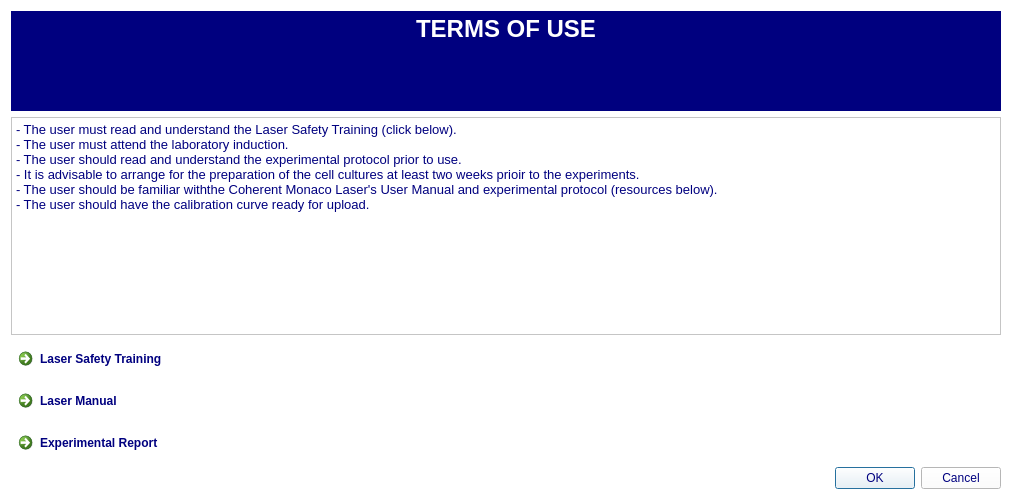
The window that TermsOfUse.ui (AliSan123/Optogenetics_project) describes before a commit, drawn with Qt 5.
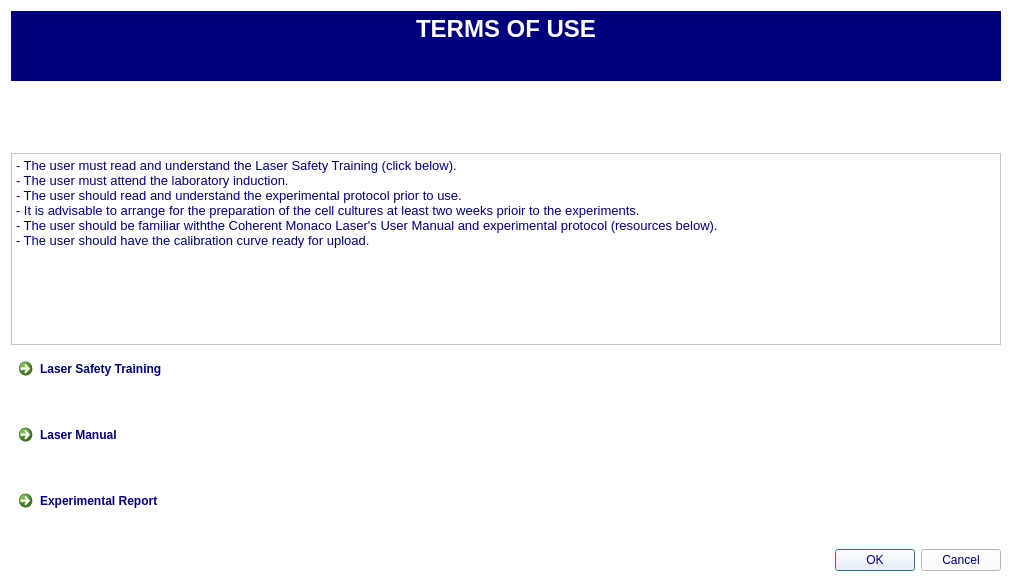
The same window after the commit. Icons and pictures are not drawn.

```diff
--- a/TermsOfUse.ui
+++ b/TermsOfUse.ui
@@ -7,7 +7,7 @@
     <x>0</x>
     <y>0</y>
     <width>1012</width>
-    <height>500</height>
+    <height>582</height>
    </rect>
   </property>
   <property name="minimumSize">
@@ -30,10 +30,16 @@
   <layout class="QVBoxLayout" name="verticalLayout">
    <item>
     <widget class="QTextBrowser" name="textBrowser_49">
+     <property name="sizePolicy">
+      <sizepolicy hsizetype="Expanding" vsizetype="Preferred">
+       <horstretch>0</horstretch>
+       <verstretch>0</verstretch>
+      </sizepolicy>
+     </property>
      <property name="maximumSize">
       <size>
        <width>16777215</width>
-       <height>100</height>
+       <height>70</height>
       </size>
      </property>
      <property name="styleSheet">
@@ -51,8 +57,33 @@
      </property>
     </widget>
    </item>
+   <item alignment="Qt::AlignHCenter">
+    <widget class="QLabel" name="label_173">
+     <property name="maximumSize">
+      <size>
+       <width>180</width>
+       <height>60</height>
+      </size>
+     </property>
+     <property name="text">
+      <string/>
+     </property>
+     <property name="pixmap">
+      <pixmap resource="../../icons.qrc">:/Icons/QTIcons/Py2Pulse Logo.PNG</pixmap>
+     </property>
+     <property name="scaledContents">
+      <bool>true</bool>
+     </property>
+    </widget>
+   </item>
    <item>
     <widget class="QTextBrowser" name="textBrowser_17">
+     <property name="sizePolicy">
+      <sizepolicy hsizetype="Preferred" vsizetype="Preferred">
+       <horstretch>0</horstretch>
+       <verstretch>0</verstretch>
+      </sizepolicy>
+     </property>
      <property name="frameShape">
       <enum>QFrame::StyledPanel</enum>
      </property>
@@ -86,9 +117,9 @@
         </colorrole>
         <colorrole role="Button">
          <brush brushstyle="SolidPattern">
-          <color alpha="255">
-           <red>255</red>
-           <green>255</green>
+          <color alpha="50">
+           <red>0</red>
+           <green>153</green>
            <blue>255</blue>
           </color>
          </brush>
@@ -113,18 +144,18 @@
         </colorrole>
         <colorrole role="Base">
          <brush brushstyle="SolidPattern">
-          <color alpha="255">
-           <red>255</red>
-           <green>255</green>
+          <color alpha="50">
+           <red>0</red>
+           <green>153</green>
            <blue>255</blue>
           </color>
          </brush>
         </colorrole>
         <colorrole role="Window">
          <brush brushstyle="SolidPattern">
-          <color alpha="255">
-           <red>255</red>
-           <green>255</green>
+          <color alpha="50">
+           <red>0</red>
+           <green>153</green>
            <blue>255</blue>
           </color>
          </brush>
@@ -142,9 +173,9 @@
         </colorrole>
         <colorrole role="Button">
          <brush brushstyle="SolidPattern">
-          <color alpha="255">
-           <red>255</red>
-           <green>255</green>
+          <color alpha="50">
+           <red>0</red>
+           <green>153</green>
            <blue>255</blue>
           </color>
          </brush>
@@ -169,18 +200,18 @@
         </colorrole>
         <colorrole role="Base">
          <brush brushstyle="SolidPattern">
-          <color alpha="255">
-           <red>255</red>
-           <green>255</green>
+          <color alpha="50">
+           <red>0</red>
+           <green>153</green>
            <blue>255</blue>
           </color>
          </brush>
         </colorrole>
         <colorrole role="Window">
          <brush brushstyle="SolidPattern">
-          <color alpha="255">
-           <red>255</red>
-           <green>255</green>
+          <color alpha="50">
+           <red>0</red>
+           <green>153</green>
            <blue>255</blue>
           </color>
          </brush>
@@ -198,9 +229,9 @@
         </colorrole>
         <colorrole role="Button">
          <brush brushstyle="SolidPattern">
-          <color alpha="255">
-           <red>255</red>
-           <green>255</green>
+          <color alpha="50">
+           <red>0</red>
+           <green>153</green>
            <blue>255</blue>
           </color>
          </brush>
@@ -225,18 +256,18 @@
         </colorrole>
         <colorrole role="Base">
          <brush brushstyle="SolidPattern">
-          <color alpha="255">
-           <red>255</red>
-           <green>255</green>
+          <color alpha="50">
+           <red>0</red>
+           <green>153</green>
            <blue>255</blue>
           </color>
          </brush>
         </colorrole>
         <colorrole role="Window">
          <brush brushstyle="SolidPattern">
-          <color alpha="255">
-           <red>255</red>
-           <green>255</green>
+          <color alpha="50">
+           <red>0</red>
+           <green>153</green>
            <blue>255</blue>
           </color>
          </brush>
@@ -250,8 +281,12 @@
      <property name="toolTipDuration">
       <number>0</number>
      </property>
+     <property name="autoFillBackground">
+      <bool>false</bool>
+     </property>
      <property name="styleSheet">
       <string notr="true">font: 12pt &quot;Eras Medium ITC&quot;;
+background-color: rgba(0, 153, 255, 50);
 border-color: rgb(17, 53, 196);</string>
      </property>
      <property name="text">
@@ -277,8 +312,11 @@
      <property name="toolTipDuration">
       <number>0</number>
      </property>
+     <property name="autoFillBackground">
+      <bool>false</bool>
+     </property>
      <property name="styleSheet">
-      <string notr="true">font: 12pt &quot;Eras Medium ITC&quot;;</string>
+      <string notr="true">font: 12pt &quot;Eras Medium ITC&quot;;background-color: rgba(0, 153, 255, 50);</string>
      </property>
      <property name="text">
       <string>Laser Manual</string>
@@ -297,8 +335,11 @@
      <property name="toolTipDuration">
       <number>0</number>
      </property>
+     <property name="autoFillBackground">
+      <bool>false</bool>
+     </property>
      <property name="styleSheet">
-      <string notr="true">font: 12pt &quot;Eras Medium ITC&quot;;</string>
+      <string notr="true">font: 12pt &quot;Eras Medium ITC&quot;;background-color: rgba(0, 153, 255, 50);</string>
      </property>
      <property name="text">
       <string>Experimental Report</string>
```
